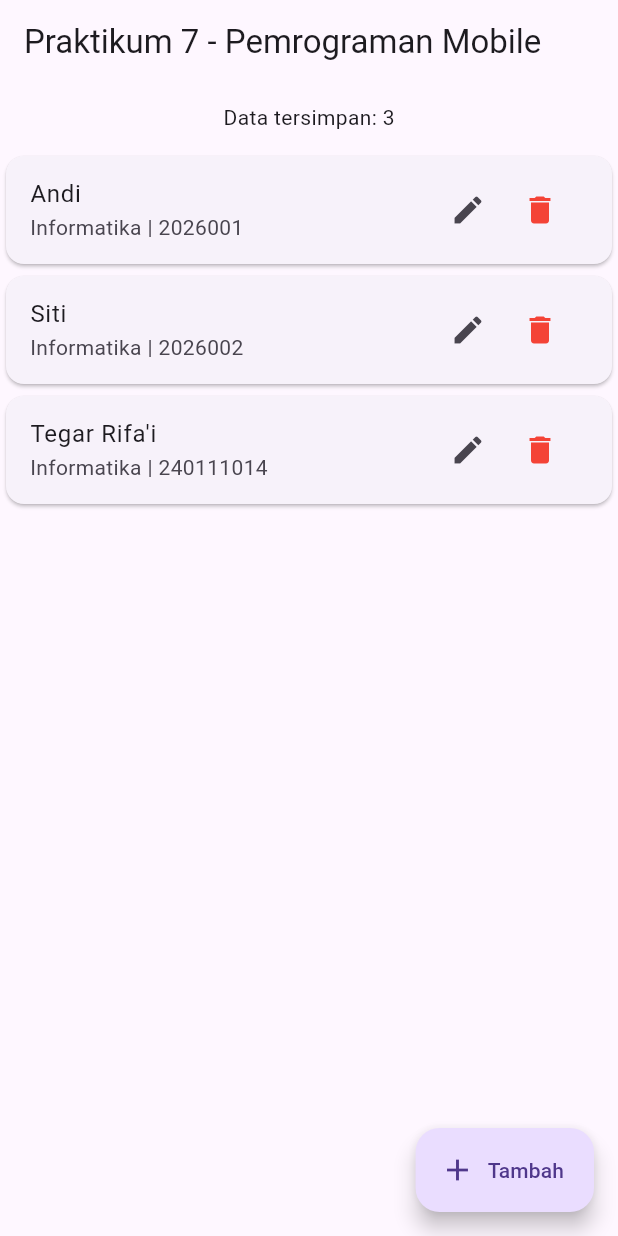
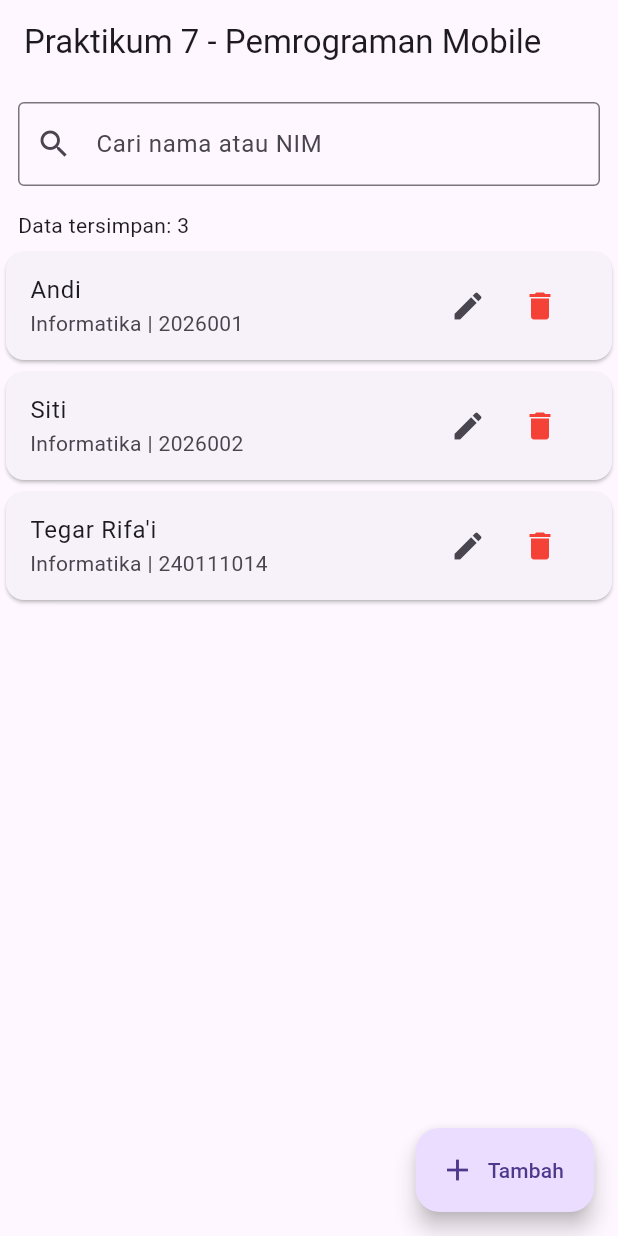
Before and after one commit to tgrf-v/Mobile_TugasPert9, a Flutter app: the screen it shows after launch, on a phone screen of 412 x 824 dp. Run offline on Flutter 3.47's test engine with Material 3 defaults, Android fonts, the phone set to English and light mode, and no system bars.

Commit message:
feat: implementasi tahap 6 filter pencarian data mahasiswa secara case-insensitive

```diff
--- a/lib/main.dart
+++ b/lib/main.dart
@@ -20,6 +20,16 @@ class _MahasiswaPageState extends State<MahasiswaPage> {
     {'id': '3', 'nim': '240111014', 'nama': 'Tegar Rifa\'i', 'prodi': 'Informatika'},
   ];
   int nextId = 4;
+
+  // TAHAP 6: Filter hanya memengaruhi tampilan, bukan List asli.
+  String keyword = '';
+  List<Map<String, String>> get dataTampil {
+    final q = keyword.trim().toLowerCase();
+    return mahasiswa.where((m) =>
+      m['nama']!.toLowerCase().contains(q) ||
+      m['nim']!.toLowerCase().contains(q)
+    ).toList();
+  }
 
   // TAHAP 3: CREATE. Form mengembalikan data baru.
   Future<void> tambahData() async {
@@ -82,13 +92,30 @@ class _MahasiswaPageState extends State<MahasiswaPage> {
         children: [
           Padding(
             padding: const EdgeInsets.all(12),
-            child: Text('Data tersimpan: ${mahasiswa.length}'),
+            child: TextField(
+              decoration: const InputDecoration(
+                labelText: 'Cari nama atau NIM',
+                hintText: 'Ketik nama atau NIM...',
+                prefixIcon: Icon(Icons.search),
+                border: OutlineInputBorder(),
+              ),
+              onChanged: (v) => setState(() => keyword = v),
+            ),
+          ),
+          Padding(
+            padding: const EdgeInsets.symmetric(horizontal: 12, vertical: 4),
+            child: Row(
+              mainAxisAlignment: MainAxisAlignment.spaceBetween,
+              children: [
+                Text('Data tersimpan: ${mahasiswa.length}'),
+              ],
+            ),
           ),
           Expanded(
             child: ListView.builder(
-              itemCount: mahasiswa.length,
+              itemCount: dataTampil.length,
               itemBuilder: (context, index) {
-                final item = mahasiswa[index];
+                final item = dataTampil[index];
                 return Card(
                   child: ListTile(
                     title: Text(item['nama']!),
```
